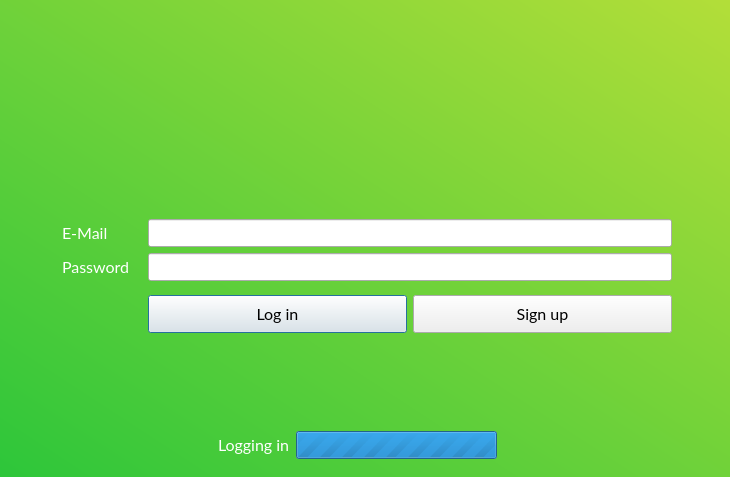
InamataIO/Flasher, file mainwindow.ui: the form before one commit.
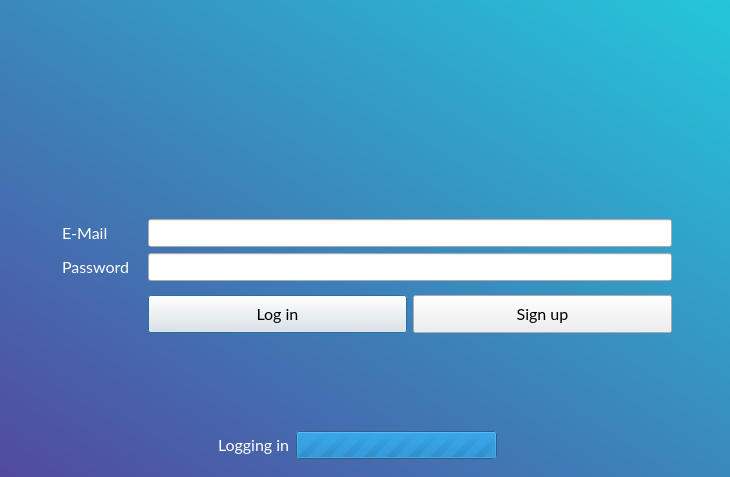
The form after the commit. Icons and pictures are not drawn.

Patch:
```diff
--- a/mainwindow.ui
+++ b/mainwindow.ui
@@ -40,7 +40,7 @@
   color: white;
 }
 #centralWidget, QMessageBox {
-  background-color: qlineargradient(spread:pad, x1:0, y1:1, x2:1, y2:0, stop:0 #2dc63a, stop:1 #b3de39);
+  background-color: qlineargradient(spread:pad, x1:0, y1:1, x2:1, y2:0, stop:0 #514A9D, stop:1 #24C6DC);
 }
 #header, #welcomeHeader, #replaceHeader, #addHeader, #addWiFiHeader, #manageWiFiHeader {
   margin: 20px;
```
Left out of the diff: 2 changed lines with no effect on the pictures.
